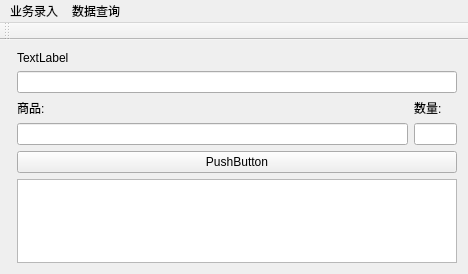
The window that 03_WareMgr/waremgr.ui (haifengMC/Qt) describes before a commit, drawn with Qt 5.
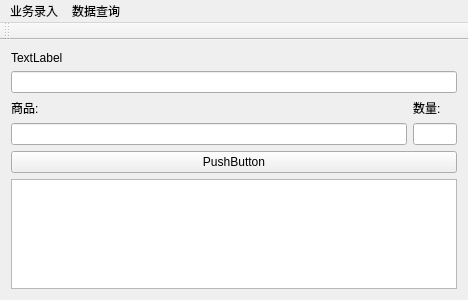
The same window after the commit.

Commit message: 树表自适应窗口

Patch:
```diff
--- a/03_WareMgr/waremgr.ui
+++ b/03_WareMgr/waremgr.ui
@@ -7,7 +7,7 @@
     <x>0</x>
     <y>0</y>
     <width>468</width>
-    <height>274</height>
+    <height>300</height>
    </rect>
   </property>
   <property name="sizePolicy">
@@ -20,8 +20,8 @@
    <string>WareMgr</string>
   </property>
   <widget class="QWidget" name="centralWidget">
-   <layout class="QFormLayout" name="formLayout_2">
-    <item row="0" column="1">
+   <layout class="QVBoxLayout" name="verticalLayout_4">
+    <item>
      <layout class="QVBoxLayout" name="verticalLayout">
       <item>
        <widget class="QLabel" name="label">
@@ -75,9 +75,7 @@
         </property>
        </widget>
       </item>
-     </layout>
-    </item>
-    <item row="1" column="1">
+      <item>
      <widget class="QTreeView" name="treeView">
       <property name="sizePolicy">
        <sizepolicy hsizetype="Expanding" vsizetype="Expanding">
@@ -98,6 +96,8 @@
        </size>
       </property>
      </widget>
+      </item>
+     </layout>
     </item>
    </layout>
   </widget>
```
Left out of the diff: 4 changed lines with no effect on the pictures. Lines whose indentation alone changed are shown as unchanged. The commit also changes 1 other file.
